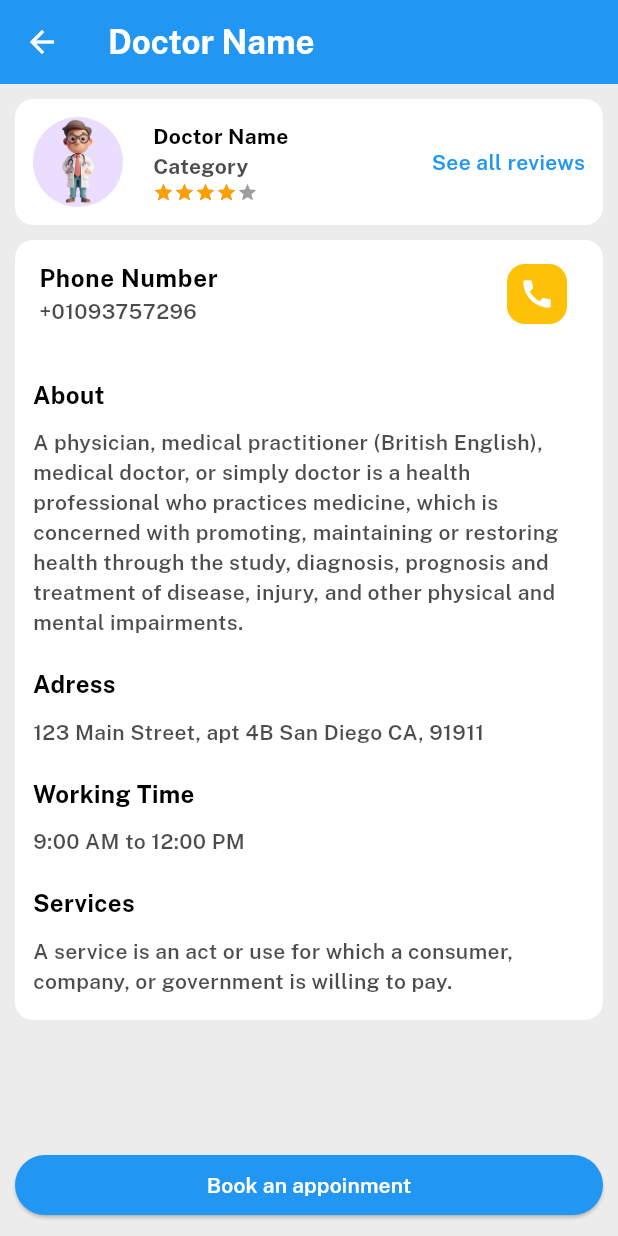
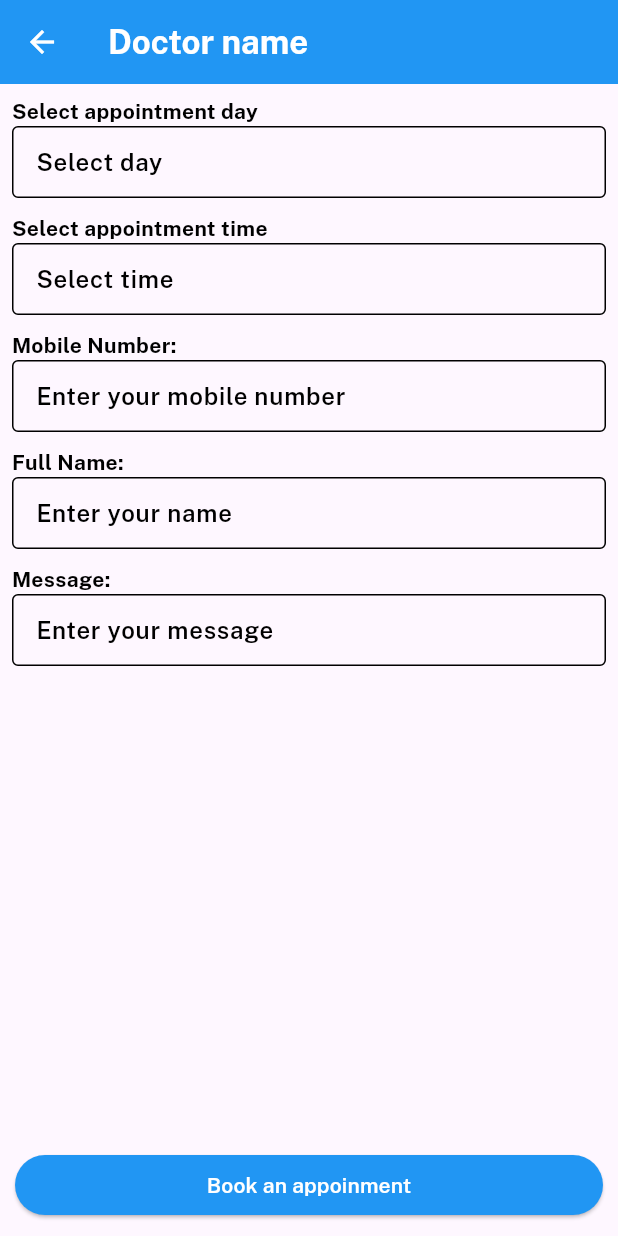
Before and after one commit to Ahmed-Elshennawy/medical-app, a Flutter app: the DoctorProfileView screen opened directly, after a tap on "Book an appoinment", on a phone screen of 412 x 824 dp. Run offline on Flutter 3.47's test engine with Material 3 defaults, Android fonts, the phone set to English and light mode, and no system bars; drawn by our look-alikes of velocity_x; our stand-ins replace get.

Commit message:
book appointment pages

```diff
--- /dev/null
+++ b/lib/view/book_appointment_view/book_appointment_view.dart
@@ -0,0 +1,55 @@
+import 'package:flutter/material.dart';
+import 'package:get/get.dart';
+import 'package:medical/consts/consts.dart';
+import 'package:medical/res/components/custom_button.dart';
+import 'package:medical/res/components/custom_textfield.dart';
+import 'package:medical/view/appointment_view/appointment_view.dart';
+
+class BookAppointmentView extends StatelessWidget {
+  const BookAppointmentView({super.key});
+
+  @override
+  Widget build(BuildContext context) {
+    return Scaffold(
+      appBar: AppBar(
+        iconTheme: IconThemeData(
+          color: AppColors.whiteColor,
+        ),
+        backgroundColor: AppColors.blueColor,
+        title:
+            AppStyles.bold(title: "Doctor name", color: AppColors.whiteColor),
+      ),
+      body: Padding(
+        padding: const EdgeInsets.all(8.0),
+        child: Column(
+          crossAxisAlignment: CrossAxisAlignment.start,
+          children: [
+            AppStyles.bold(title: "Select appointment day"),
+            CustomTextfield(hint: "Select day"),
+            10.heightBox,
+            AppStyles.bold(title: "Select appointment time"),
+            CustomTextfield(hint: "Select time"),
+            10.heightBox,
+            AppStyles.bold(title: "Mobile Number:"),
+            CustomTextfield(hint: "Enter your mobile number"),
+            10.heightBox,
+            AppStyles.bold(title: "Full Name:"),
+            CustomTextfield(hint: "Enter your name"),
+            10.heightBox,
+            AppStyles.bold(title: "Message:"),
+            CustomTextfield(hint: "Enter your message"),
+            10.heightBox,
+          ],
+        ),
+      ),
+      bottomNavigationBar: Padding(
+        padding: const EdgeInsets.all(10.0),
+        child: CustomButton(
+            onTap: () {
+              Get.to((() => AppointmentView()));
+            },
+            buttonText: "Book an appoinment"),
+      ),
+    );
+  }
+}
--- a/lib/view/doctor_profile_view/doctor_profile_view.dart
+++ b/lib/view/doctor_profile_view/doctor_profile_view.dart
@@ -1,7 +1,9 @@
 import 'package:flutter/material.dart';
+import 'package:get/get.dart';
 // import 'package:get/get.dart';
 import 'package:medical/consts/consts.dart';
 import 'package:medical/res/components/custom_button.dart';
+import 'package:medical/view/book_appointment_view/book_appointment_view.dart';
 // import 'package:medical/view/appointment_view/appointment_view.dart';
 
 class DoctorProfileView extends StatelessWidget {
@@ -134,9 +136,9 @@ class DoctorProfileView extends StatelessWidget {
       bottomNavigationBar: Padding(
         padding: const EdgeInsets.all(10.0),
         child: CustomButton(
-            onTap: () {},
-            //   Get.to((() => AppointmentView()));
-            // },
+            onTap: () {
+              Get.to((() => BookAppointmentView()));
+            },
             buttonText: "Book an appoinment"),
       ),
     );
--- a/lib/view/home_view/home.dart
+++ b/lib/view/home_view/home.dart
@@ -1,5 +1,6 @@
 import 'package:flutter/material.dart';
 import 'package:medical/consts/colors.dart';
+import 'package:medical/view/appointment_view/appointment_view.dart';
 import 'package:medical/view/category_view/category_view.dart';
 import 'package:medical/view/home_view/home_view.dart';
 import 'package:medical/view/login_view/login_view.dart';
@@ -17,6 +18,7 @@ class _HomeState extends State<Home> {
 
   List screenList = [
     const HomeView(),
+    const AppointmentView(),
     const CategoryView(),
     const LoginView(),
     const SettingsView(),
@@ -39,6 +41,8 @@ class _HomeState extends State<Home> {
         },
         items: [
           BottomNavigationBarItem(icon: Icon(Icons.home), label: 'Home'),
+          BottomNavigationBarItem(
+              icon: Icon(Icons.date_range), label: 'Appointments'),
           BottomNavigationBarItem(icon: Icon(Icons.category), label: 'Dector'),
           BottomNavigationBarItem(icon: Icon(Icons.person), label: 'profile'),
           BottomNavigationBarItem(
--- a/lib/view/login_view/login_view.dart
+++ b/lib/view/login_view/login_view.dart
@@ -22,7 +22,7 @@ class LoginView extends StatelessWidget {
                 child: SingleChildScrollView(
                   child: Column(
                     children: [
-                      Image.asset(icLogin, width: 150),
+                      Image.asset(icSignUp, width: 110),
                       AppStyles.bold(
                         title: AppStrings.welcomeBack,
                         size: AppSizes.size18,
```
Also changed, not shown: lib/view/appointment_view/appointment_view.dart (added, +33 -0 lines).
